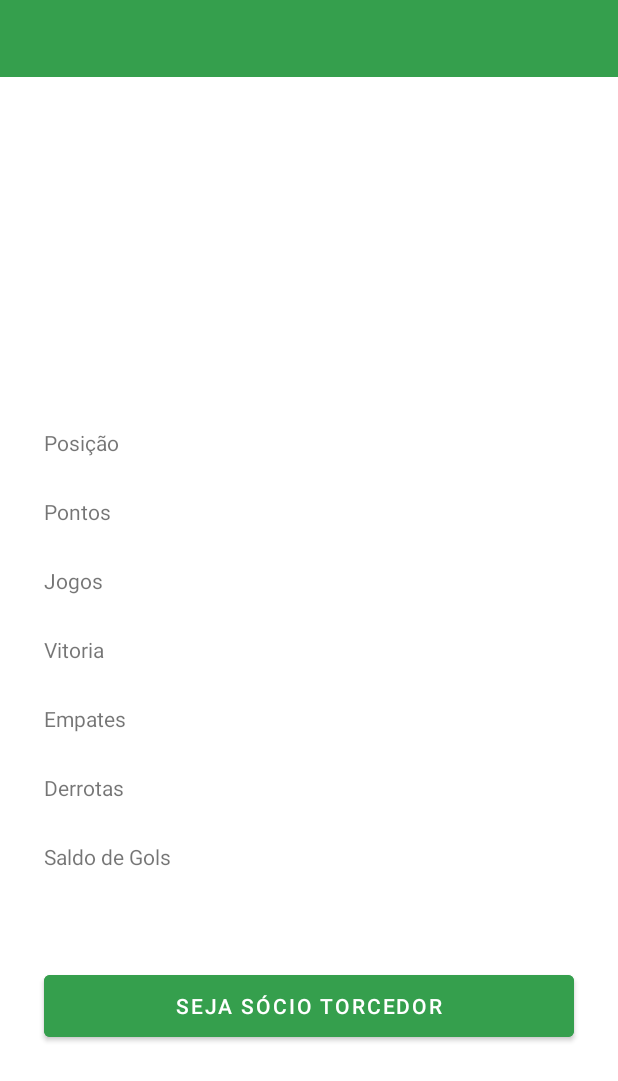
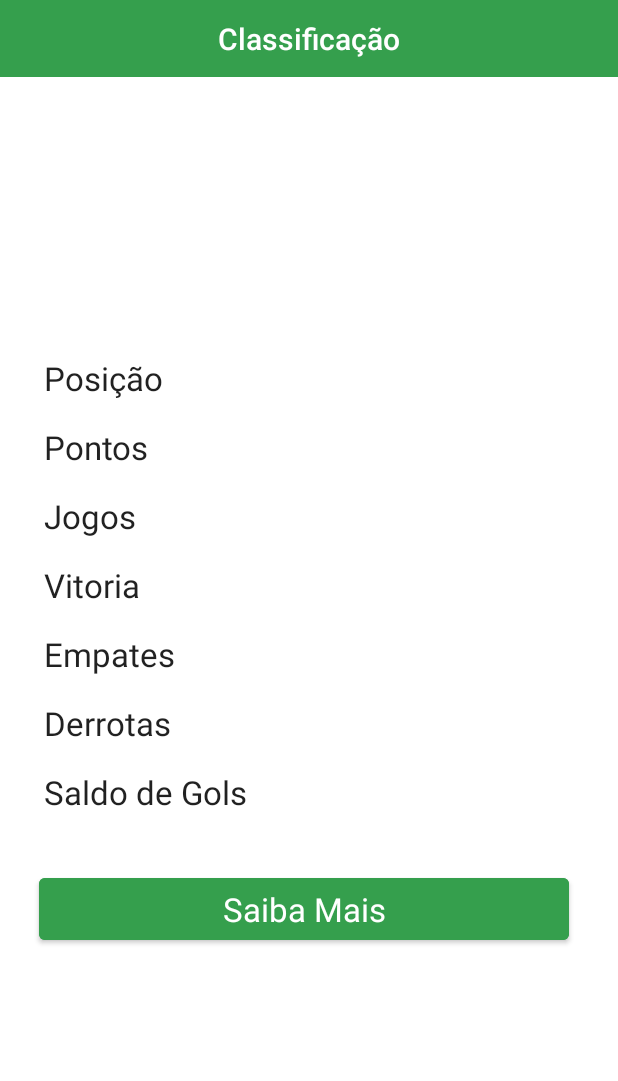
Before and after one commit to jackend-dev/brfut, an Android app: the layout activity_tela_classificacao.xml on its own in the app's theme, with its tools: preview values and no code run, on a phone screen of 412 x 824 dp. Shown: the top 1081 px of the screen. Run offline under Robolectric (Android 15) with nearby library versions, the phone set to English and light mode, and no system bars; network calls fail.

Commit message:
tela de classificao implementada

```diff
--- a/app/src/main/AndroidManifest.xml
+++ b/app/src/main/AndroidManifest.xml
@@ -11,7 +11,7 @@
         android:roundIcon="@mipmap/ic_launcher_round"
         android:supportsRtl="true"
         android:theme="@style/Theme.Brfut">
-        <activity android:name=".list_view_customizada"></activity>
+        <activity android:name=".ListViewCustomizada"></activity>
         <activity android:name=".TelaClassificacao" />
         <activity android:name=".TelaTabela" />
         <activity android:name=".TelaTime" />
--- a/app/src/main/java/br/ucb/brfut/Tabela.kt
+++ /dev/null
@@ -1,6 +0,0 @@
-package br.ucb.brfut
-
-class Tabela {
-    var nome_popular:String = ""
-    var sigla:String = ""
-}
--- a/app/src/main/res/layout/activity_tela_classificacao.xml
+++ b/app/src/main/res/layout/activity_tela_classificacao.xml
@@ -6,103 +6,122 @@
     android:layout_height="match_parent"
     tools:context=".TelaClassificacao">
 
-    <View
+    <TextView
         android:layout_width="match_parent"
         android:layout_height="51dp"
         android:background="@color/btnGreen"
-        android:text="Time"
-        android:textAlignment="center" />
+        android:text="Classificação"
+        android:gravity="center"
+        android:textAppearance="@style/TextAppearance.AppCompat.Title"
+        android:textColor="@color/white" />
 
     <ImageView
         android:id="@+id/escudoTime"
         android:layout_width="189dp"
-        android:layout_height="193dp"
+        android:layout_height="150dp"
         android:layout_alignParentLeft="true"
         android:layout_alignParentTop="true"
         android:layout_marginLeft="106dp"
+        android:layout_marginRight="106dp"
         android:layout_marginTop="66dp"
         />
 
     <TextView
-        android:layout_width="match_parent"
-        android:layout_height="28dp"
-        android:layout_alignParentLeft="true"
-        android:layout_alignParentTop="true"
-        android:layout_marginTop="285dp"
-        android:layout_marginLeft="29dp"
-        android:text="Posição"
-        android:gravity="top"/>
-
-    <TextView
-        android:layout_width="match_parent"
-        android:layout_height="28dp"
-        android:layout_alignParentLeft="true"
-        android:layout_alignParentTop="true"
-        android:layout_marginTop="331dp"
-        android:layout_marginLeft="29dp"
-        android:text="Pontos"
-        android:gravity="top"/>
-
-    <TextView
+        android:id="@+id/posicao"
         android:layout_width="match_parent"
         android:layout_height="28dp"
         android:layout_alignParentLeft="true"
         android:layout_alignParentTop="true"
         android:layout_marginLeft="29dp"
-        android:layout_marginTop="377dp"
+        android:layout_marginTop="237dp"
         android:gravity="top"
-        android:text="Jogos" />
+        android:text="Posição"
+        android:textAppearance="@style/TextAppearance.AppCompat.Large"/>
 
     <TextView
+        android:id="@+id/jogos"
         android:layout_width="match_parent"
         android:layout_height="28dp"
         android:layout_alignParentLeft="true"
         android:layout_alignParentTop="true"
-        android:layout_marginTop="423dp"
         android:layout_marginLeft="29dp"
-        android:text="Vitoria"
-        android:gravity="top"/>
+        android:layout_marginTop="329dp"
+        android:gravity="top"
+        android:text="Jogos"
+        android:textAppearance="@style/TextAppearance.AppCompat.Large"/>
+
     <TextView
+        android:id="@+id/vitorias"
         android:layout_width="match_parent"
         android:layout_height="28dp"
         android:layout_alignParentLeft="true"
         android:layout_alignParentTop="true"
-        android:layout_marginTop="469dp"
         android:layout_marginLeft="29dp"
-        android:text="Empates"
-        android:gravity="top"/>
+        android:layout_marginTop="375dp"
+        android:gravity="top"
+        android:text="Vitoria"
+        android:textAppearance="@style/TextAppearance.AppCompat.Large"/>
 
     <TextView
+        android:id="@+id/empates"
         android:layout_width="match_parent"
         android:layout_height="28dp"
         android:layout_alignParentLeft="true"
         android:layout_alignParentTop="true"
-        android:layout_marginTop="515dp"
         android:layout_marginLeft="29dp"
-        android:text="Derrotas"
-        android:gravity="top"/>
+        android:layout_marginTop="421dp"
+        android:gravity="top"
+        android:text="Empates"
+        android:textAppearance="@style/TextAppearance.AppCompat.Large"/>
+
     <TextView
+        android:id="@+id/derrotas"
         android:layout_width="match_parent"
         android:layout_height="28dp"
         android:layout_alignParentLeft="true"
         android:layout_alignParentTop="true"
-        android:layout_marginTop="561dp"
         android:layout_marginLeft="29dp"
+        android:layout_marginTop="467dp"
+        android:gravity="top"
+        android:text="Derrotas"
+        android:textAppearance="@style/TextAppearance.AppCompat.Large"/>
+
+    <TextView
+        android:id="@+id/saldo_gols"
+        android:layout_width="match_parent"
+        android:layout_height="28dp"
+        android:layout_alignParentLeft="true"
+        android:layout_alignParentTop="true"
+        android:layout_marginLeft="29dp"
+        android:layout_marginTop="513dp"
+        android:gravity="top"
         android:text="Saldo de Gols"
-        android:gravity="top"/>
+        android:textAppearance="@style/TextAppearance.AppCompat.Large"/>
+
+    <TextView
+        android:id="@+id/pontos"
+        android:layout_width="match_parent"
+        android:layout_height="28dp"
+        android:layout_alignParentLeft="true"
+        android:layout_alignParentTop="true"
+        android:layout_marginLeft="29dp"
+        android:layout_marginTop="283dp"
+        android:gravity="top"
+        android:text="Pontos"
+        android:textAppearance="@style/TextAppearance.AppCompat.Large"/>
 
     <Button
-        android:id="@+id/btnSocioTorcedor"
+        android:id="@+id/btnSaibaMais"
         android:layout_width="353dp"
         android:layout_height="53dp"
         android:layout_alignParentLeft="true"
         android:layout_alignParentTop="true"
-        android:layout_marginLeft="29dp"
-        android:layout_marginTop="644dp"
-        android:text="Seja Sócio Torcedor"
+        android:layout_marginLeft="26dp"
+        android:layout_marginRight="26dp"
+        android:layout_marginTop="579dp"
         android:backgroundTint="@color/btnGreen"
-        />
-
+        android:text="Saiba Mais"
+        android:textAppearance="@style/TextAppearance.AppCompat.Large" />
 
 
 </RelativeLayout>
```
Also changed, not shown: app/src/main/java/br/ucb/brfut/Classificacao.kt (deleted, +0 -13 lines), app/src/main/java/br/ucb/brfut/Clube.kt (+7 -6 lines), app/src/main/java/br/ucb/brfut/MainActivity.kt (+39 -3 lines), app/src/main/java/br/ucb/brfut/MyListAdapter.kt (+29 -12 lines), app/src/main/java/br/ucb/brfut/TelaClassificacao.kt (+27 -0 lines), app/src/main/java/br/ucb/brfut/TelaTabela.kt (+56 -59 lines), app/src/main/java/br/ucb/brfut/TelaTime.kt (+60 -58 lines), app/src/main/java/br/ucb/brfut/list_view_customizada.kt (deleted, +0 -11 lines), app/src/main/res/layout/activity_list_view_customizada.xml (+44 -6 lines), app/src/main/res/layout/activity_tela_tabela.xml (+3 -49 lines), app/src/main/res/layout/activity_tela_time.xml (+9 -3 lines).
